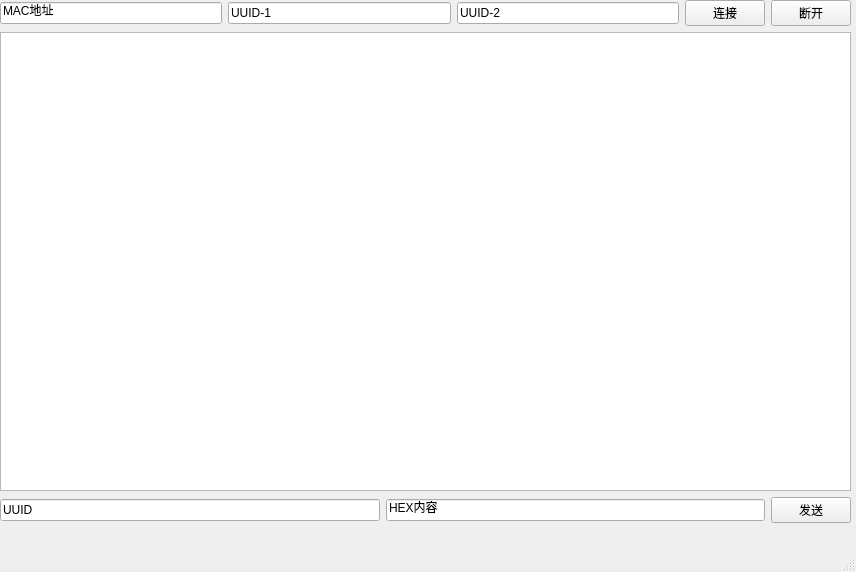
First picture: the form in ble/ble.ui, repository lissettecarlr/WOW_auxiliary, before the edit.
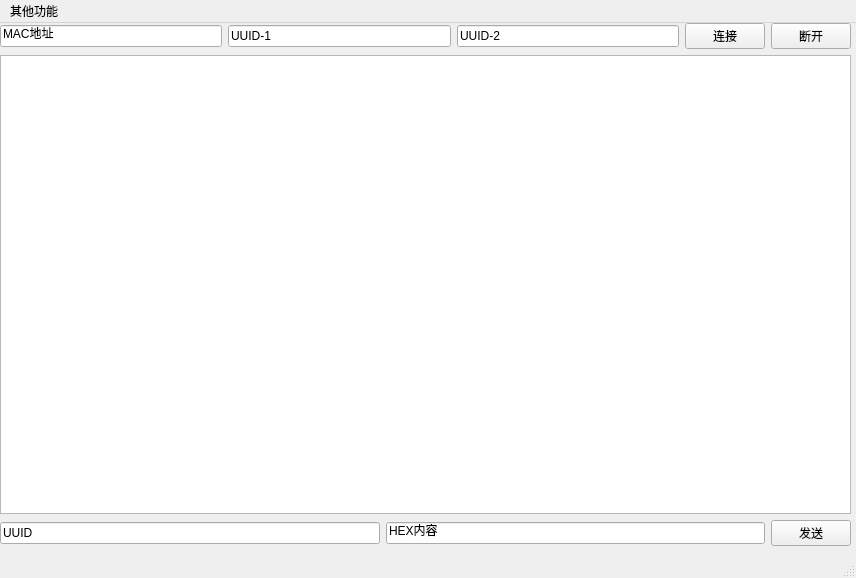
Second picture: the form after the edit.

Commit message: 增加了发现服务功能

```diff
--- a/ble/ble.ui
+++ b/ble/ble.ui
@@ -7,7 +7,7 @@
     <x>0</x>
     <y>0</y>
     <width>856</width>
-    <height>572</height>
+    <height>578</height>
    </rect>
   </property>
   <property name="windowTitle">
@@ -118,6 +118,15 @@
      <height>23</height>
     </rect>
    </property>
+   <widget class="QMenu" name="menu">
+    <property name="title">
+     <string>其他功能</string>
+    </property>
+    <addaction name="separator"/>
+    <addaction name="action111"/>
+    <addaction name="action222"/>
+   </widget>
+   <addaction name="menu"/>
   </widget>
   <widget class="QStatusBar" name="statusbar">
    <property name="enabled">
```
Left out of the diff: 10 changed lines with no effect on the pictures. The commit also changes 4 other files.
